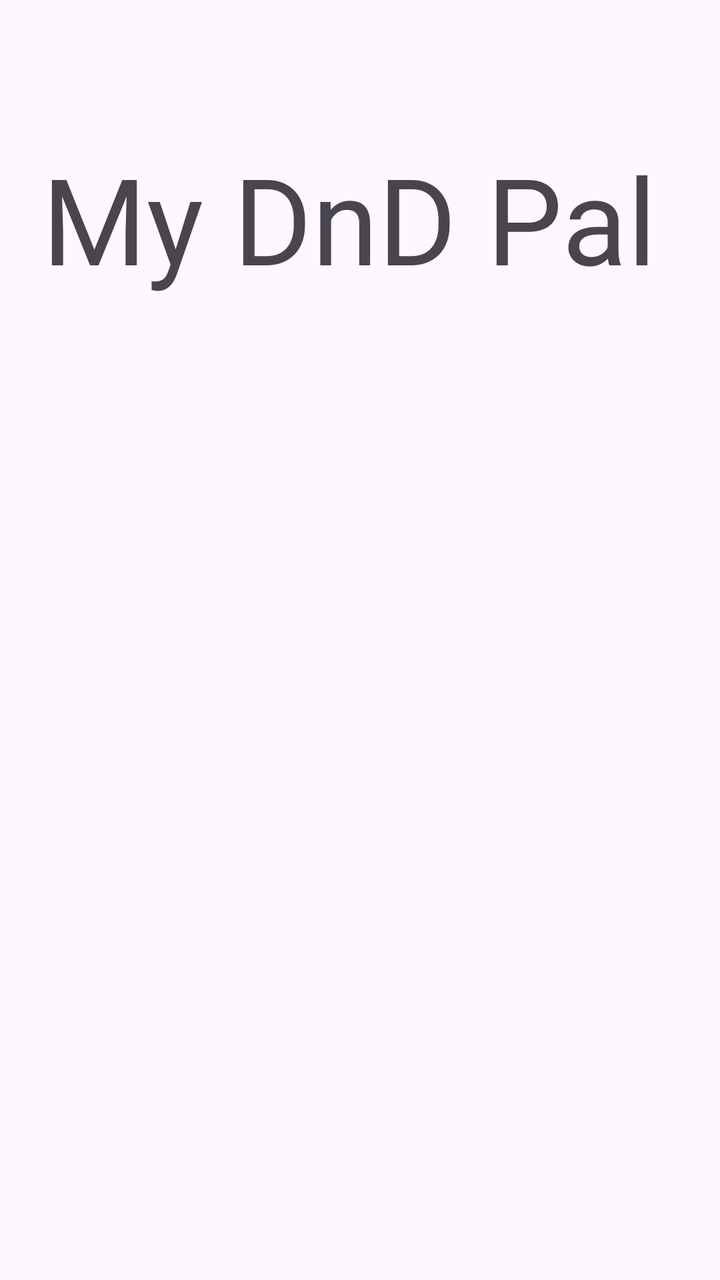
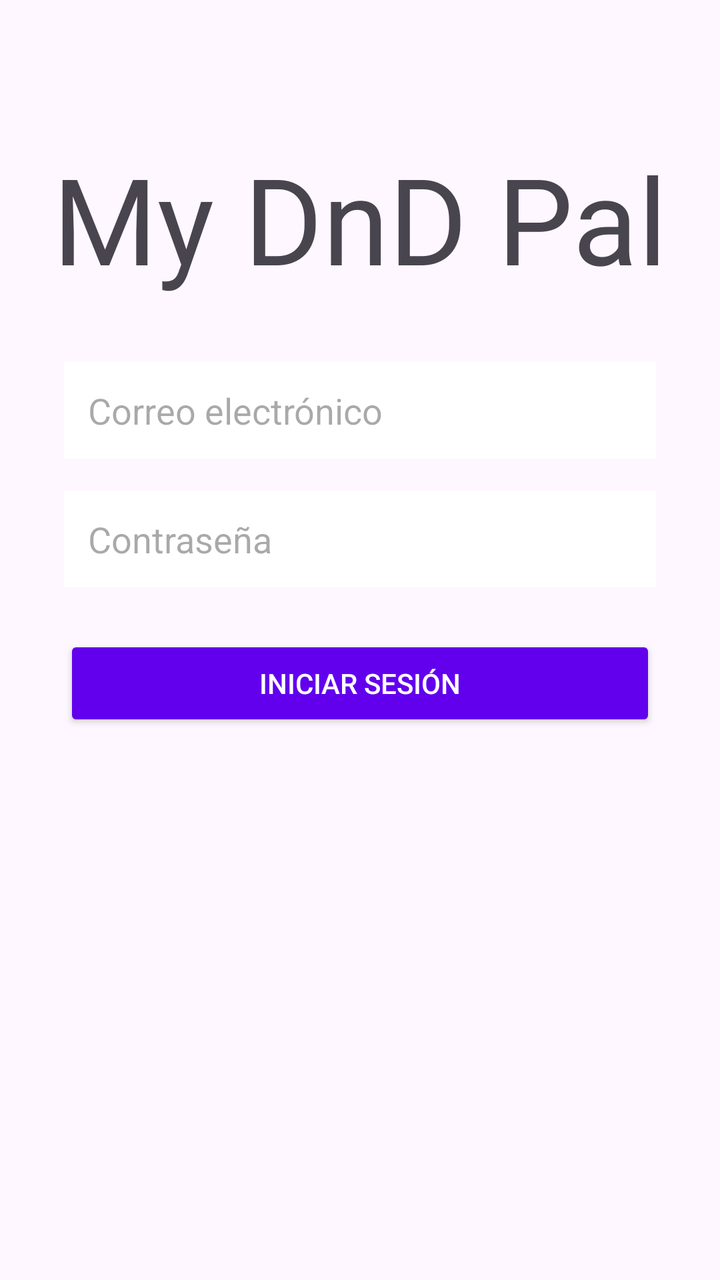

Compare the two renders of this Android layout. The source of the first and the diff that turns it into the second are given below.
<!-- AndroidManifest.xml: application theme Theme.Rolin -->
<!-- res/layout/activity_main.xml -->
<?xml version="1.0" encoding="utf-8"?>
<androidx.constraintlayout.widget.ConstraintLayout xmlns:android="http://schemas.android.com/apk/res/android"
    xmlns:app="http://schemas.android.com/apk/res-auto"
    xmlns:tools="http://schemas.android.com/tools"
    android:id="@+id/main"
    android:layout_width="match_parent"
    android:layout_height="match_parent"
    tools:context=".MainActivity">

    <TextView
        android:layout_width="wrap_content"
        android:layout_height="wrap_content"
        android:textSize="60dp"
        android:text="My DnD Pal"
        app:layout_constraintBottom_toBottomOf="parent"
        app:layout_constraintEnd_toEndOf="parent"
        app:layout_constraintHorizontal_bias="0.404"
        app:layout_constraintStart_toStartOf="parent"
        app:layout_constraintTop_toTopOf="parent"
        app:layout_constraintVertical_bias="0.123"
        tools:ignore="HardcodedText,SpUsage" />

</androidx.constraintlayout.widget.ConstraintLayout>
<!-- resources referenced by this layout -->
<resources>
  <style name="Theme.Rolin" parent="Base.Theme.Rolin" />
  <style name="Base.Theme.Rolin" parent="Theme.Material3.DayNight.NoActionBar">
          
          
      </style>
</resources>

<!-- the commit's change to res/layout/activity_main.xml (unified diff, before → after) -->
@@ -8,16 +8,63 @@
     tools:context=".MainActivity">
 
     <TextView
+        android:id="@+id/tvTitle"
         android:layout_width="wrap_content"
         android:layout_height="wrap_content"
-        android:textSize="60dp"
+        android:textSize="60sp"
         android:text="My DnD Pal"
         app:layout_constraintBottom_toBottomOf="parent"
         app:layout_constraintEnd_toEndOf="parent"
-        app:layout_constraintHorizontal_bias="0.404"
         app:layout_constraintStart_toStartOf="parent"
         app:layout_constraintTop_toTopOf="parent"
         app:layout_constraintVertical_bias="0.123"
-        tools:ignore="HardcodedText,SpUsage" />
+        tools:ignore="HardcodedText" />
+
+    <EditText
+        android:id="@+id/etEmail"
+        android:layout_width="0dp"
+        android:layout_height="wrap_content"
+        android:layout_marginStart="32dp"
+        android:layout_marginEnd="32dp"
+        android:layout_marginTop="32dp"
+        android:background="#FFFFFF"
+        android:hint="Correo electrónico"
+        android:inputType="textEmailAddress"
+        android:padding="12dp"
+        app:layout_constraintTop_toBottomOf="@id/tvTitle"
+        app:layout_constraintStart_toStartOf="parent"
+        app:layout_constraintEnd_toEndOf="parent"
+        tools:ignore="HardcodedText" />
+
+    <EditText
+        android:id="@+id/etPassword"
+        android:layout_width="0dp"
+        android:layout_height="wrap_content"
+        android:layout_marginStart="32dp"
+        android:layout_marginEnd="32dp"
+        android:layout_marginTop="16dp"
+        android:background="#FFFFFF"
+        android:hint="Contraseña"
+        android:inputType="textPassword"
+        android:padding="12dp"
+        app:layout_constraintTop_toBottomOf="@id/etEmail"
+        app:layout_constraintStart_toStartOf="parent"
+        app:layout_constraintEnd_toEndOf="parent"
+        tools:ignore="HardcodedText" />
+
+    <Button
+        android:id="@+id/btnLogin"
+        android:layout_width="0dp"
+        android:layout_height="wrap_content"
+        android:layout_marginStart="32dp"
+        android:layout_marginEnd="32dp"
+        android:layout_marginTop="24dp"
+        android:backgroundTint="#6200EE"
+        android:text="Iniciar Sesión"
+        android:textColor="#FFFFFF"
+        app:layout_constraintTop_toBottomOf="@id/etPassword"
+        app:layout_constraintStart_toStartOf="parent"
+        app:layout_constraintEnd_toEndOf="parent"
+        tools:ignore="HardcodedText" />
 
 </androidx.constraintlayout.widget.ConstraintLayout>
